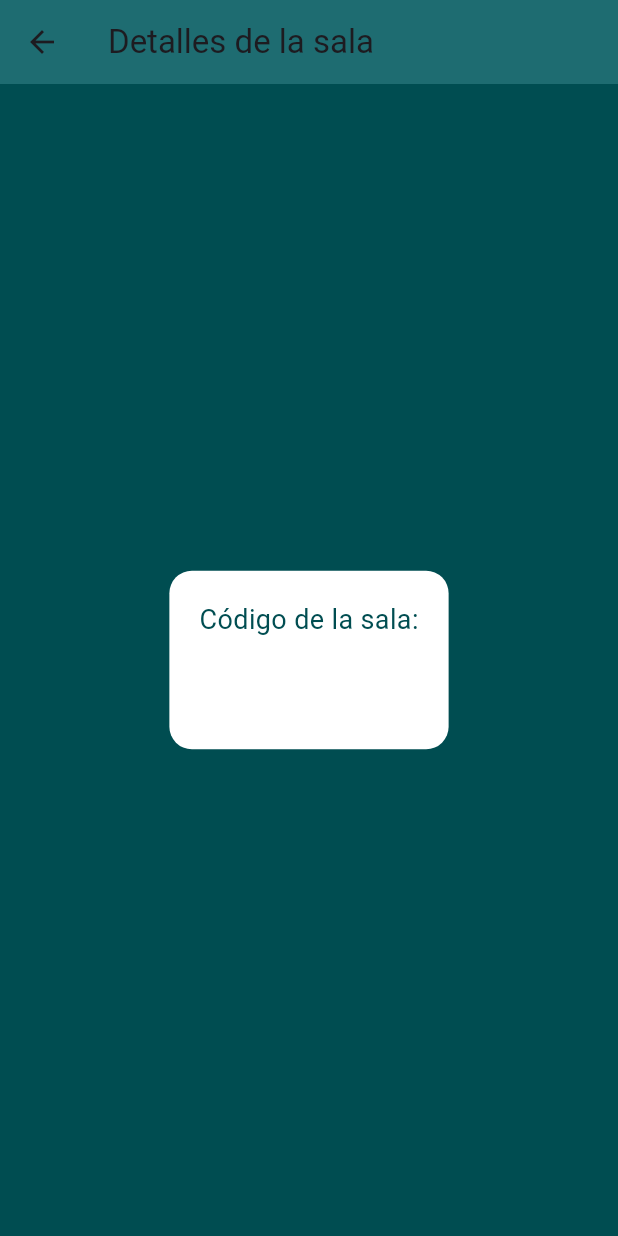
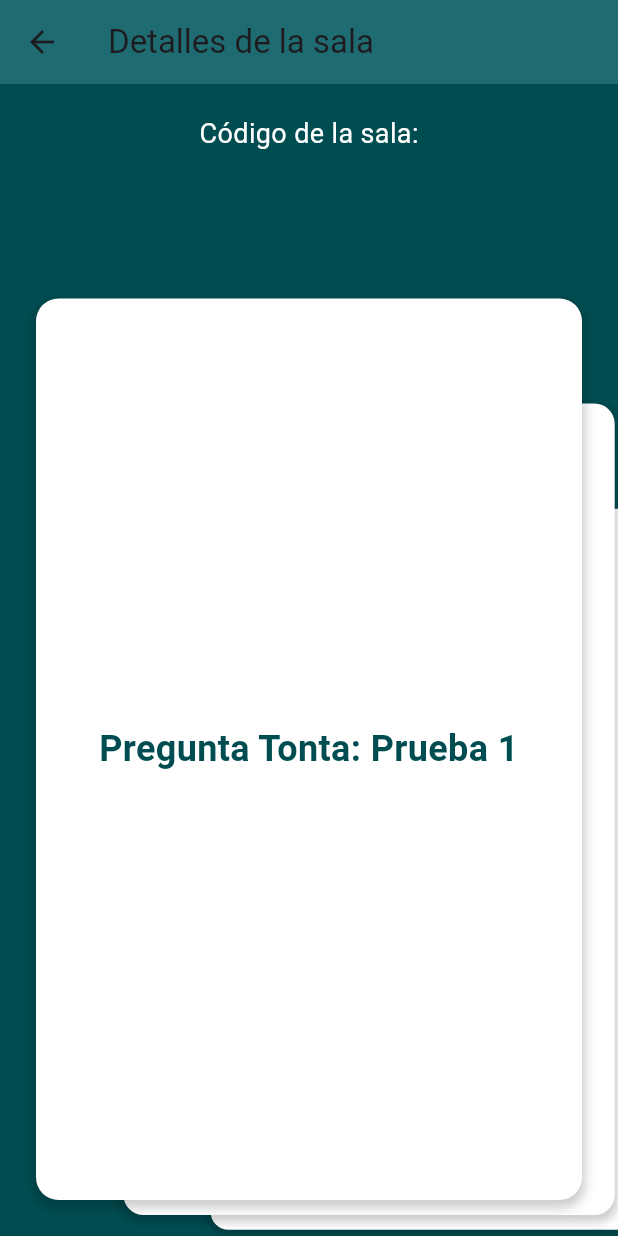
Before and after one commit to meulencv/wenomadus, a Flutter app: the RoomDetailScreen screen opened directly with empty values, on a phone screen of 412 x 824 dp. Run offline on Flutter 3.47's test engine with Material 3 defaults, Android fonts, the phone set to English and light mode, and no system bars; drawn by our look-alikes of flutter_card_swiper; our stand-ins replace confetti, flutter_map, latlong2, qr_flutter, supabase_flutter; accounts and stored records are empty.

Commit message:
feat: Refactor RoomDetailScreen to StatefulWidget and integrate CardSwiper for enhanced UI

```diff
--- a/lib/screens/room_detail_screen.dart
+++ b/lib/screens/room_detail_screen.dart
@@ -1,9 +1,28 @@
 import 'package:flutter/material.dart';
+import 'package:flutter_card_swiper/flutter_card_swiper.dart';
 
-class RoomDetailScreen extends StatelessWidget {
+class RoomDetailScreen extends StatefulWidget {
   final String roomId;
 
   const RoomDetailScreen({Key? key, required this.roomId}) : super(key: key);
+
+  @override
+  _RoomDetailScreenState createState() => _RoomDetailScreenState();
+}
+
+class _RoomDetailScreenState extends State<RoomDetailScreen> {
+  final CardSwiperController controller = CardSwiperController();
+  final List<String> cardTitles = [
+    'Pregunta Tonta: Prueba 1',
+    'Pregunta Tonta: Prueba 2',
+    'Pregunta Tonta: Prueba 3',
+  ];
+
+  @override
+  void dispose() {
+    controller.dispose();
+    super.dispose();
+  }
 
   @override
   Widget build(BuildContext context) {
@@ -14,28 +33,25 @@ class RoomDetailScreen extends StatelessWidget {
         backgroundColor: const Color(0xFF1E6C71),
         elevation: 0,
       ),
-      body: Center(
-        child: Container(
+      body: SafeArea(
+        child: Column(
+          children: [
+            Container(
               padding: const EdgeInsets.all(20),
-          decoration: BoxDecoration(
-            color: Colors.white,
-            borderRadius: BorderRadius.circular(15),
-          ),
               child: Column(
-            mainAxisSize: MainAxisSize.min,
                 children: [
                   const Text(
                     'Código de la sala:',
                     style: TextStyle(
-                  color: Color(0xFF004D51),
+                      color: Colors.white,
                       fontSize: 18,
                     ),
                   ),
                   const SizedBox(height: 10),
                   Text(
-                roomId,
+                    widget.roomId,
                     style: const TextStyle(
-                  color: Color(0xFF004D51),
+                      color: Colors.white,
                       fontSize: 30,
                       fontWeight: FontWeight.bold,
                     ),
@@ -43,7 +59,64 @@ class RoomDetailScreen extends StatelessWidget {
                 ],
               ),
             ),
+            Expanded(
+              child: CardSwiper(
+                controller: controller,
+                cardsCount: cardTitles.length,
+                onSwipe: _onSwipe,
+                numberOfCardsDisplayed: 3,
+                backCardOffset: const Offset(40, 40),
+                padding: const EdgeInsets.all(24.0),
+                cardBuilder: (
+                  context,
+                  index,
+                  horizontalThresholdPercentage,
+                  verticalThresholdPercentage,
+                ) {
+                  return Container(
+                    decoration: BoxDecoration(
+                      color: Colors.white,
+                      borderRadius: BorderRadius.circular(15),
+                      boxShadow: [
+                        BoxShadow(
+                          color: Colors.black.withOpacity(0.2),
+                          spreadRadius: 2,
+                          blurRadius: 5,
+                          offset: const Offset(0, 3),
+                        ),
+                      ],
+                    ),
+                    child: Center(
+                      child: Text(
+                        cardTitles[index],
+                        style: const TextStyle(
+                          color: Color(0xFF004D51),
+                          fontSize: 24,
+                          fontWeight: FontWeight.bold,
+                        ),
+                        textAlign: TextAlign.center,
+                      ),
+                    ),
+                  );
+                },
+              ),
+            ),
+          ],
+        ),
       ),
     );
   }
+
+  bool _onSwipe(
+    int previousIndex,
+    int? currentIndex,
+    CardSwiperDirection direction,
+  ) {
+    if (direction == CardSwiperDirection.right) {
+      debugPrint('Card ${cardTitles[previousIndex]} swiped RIGHT (Yes)');
+    } else if (direction == CardSwiperDirection.left) {
+      debugPrint('Card ${cardTitles[previousIndex]} swiped LEFT (No)');
     }
+    return true;
+  }
+}
--- a/pubspec.yaml
+++ b/pubspec.yaml
@@ -34,6 +34,7 @@ dependencies:
   countries_world_map: ^1.1.1
   flutter_map: ^5.0.0
   latlong2: ^0.9.0
+  flutter_card_swiper: ^7.0.2
 
 dev_dependencies:
   flutter_test:
```
Also changed, not shown: pubspec.lock. Lines whose indentation alone changed are shown as unchanged.
